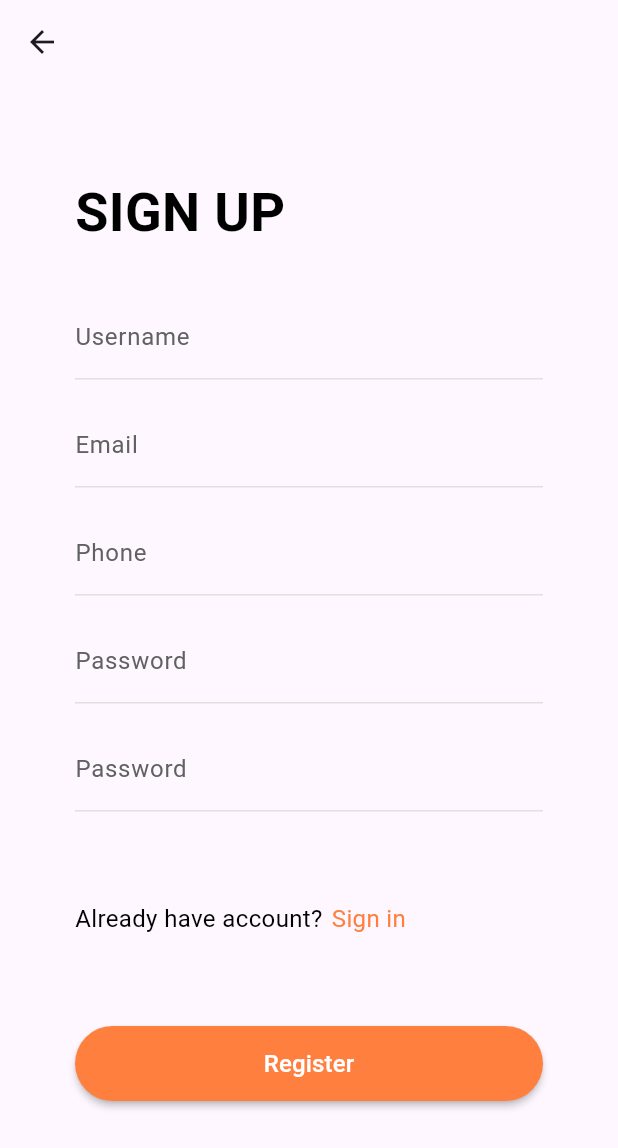
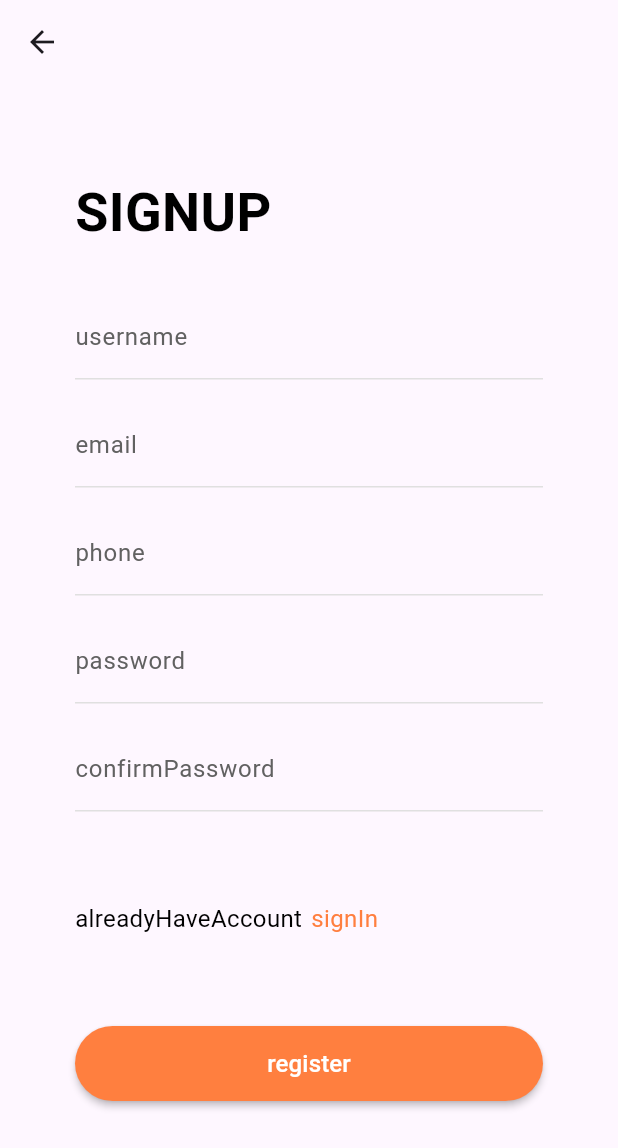
Before and after one commit to somaa1/store_course, a Flutter app: the RegisterView screen opened by its route, on a phone screen of 412 x 824 dp. Shown: the top 1148 px of the screen. Run offline on Flutter 3.47's test engine with Material 2 defaults, Android fonts, the phone set to English and light mode, and no system bars; our stand-ins replace easy_localization, get, shared_preferences; accounts and stored records are empty.

Commit message:
edit some code

```diff
--- a/lib/core/resources/manager_assets.dart
+++ b/lib/core/resources/manager_assets.dart
@@ -13,3 +13,7 @@ class ManagerAssets {
   static const String twitter = 'assets/images/auth/twitter.png';
   static const String loginLogo = 'assets/images/auth/login_logo.png';
 }
+
+class ManagerPaths {
+  static const String translationsPath = 'assets/translations';
+}
--- a/lib/core/resources/manager_strings.dart
+++ b/lib/core/resources/manager_strings.dart
@@ -1,26 +1,34 @@
+import 'package:easy_localization/easy_localization.dart';
+
 class ManagerStrings {
-  static const String appName = 'Shop App';
-  static const String outBoardingTitle1 = 'Title One';
-  static const String outBoardingTitle2 = 'Title Two';
-  static const String outBoardingTitle3 = 'Title Three';
-  static const String outBoardingTitle4 = 'Title Four';
-  static const String outBoardingSubTitle1 =
-      'Quia sed consequatur rem quia molestias nulla quia. Eos optio soluta asperiores in similique. Eius tenetur blanditiis ad cumque aspernatur earum nihil qui. Eveniet doloribus cum eum rerum facilis aut. Et quos dolores eos sed ex voluptatem dolorem est ut. Alias voluptatum dolorem occaecati cum atque in dolorum sequi qui.';
-  static const String outBoardingSubTitle2 =
-      'Quia sed consequatur rem quia molestias nulla quia. Eos optio soluta asperiores in similique. Eius tenetur blanditiis ad cumque aspernatur earum nihil qui. Eveniet doloribus cum eum rerum facilis aut. Et quos dolores eos sed ex voluptatem dolorem est ut. Alias voluptatum dolorem occaecati cum atque in dolorum sequi qui.';
-  static const String outBoardingSubTitle3 =
-      'Quia sed consequatur rem quia molestias nulla quia. Eos optio soluta asperiores in similique. Eius tenetur blanditiis ad cumque aspernatur earum nihil qui. Eveniet doloribus cum eum rerum facilis aut. Et quos dolores eos sed ex voluptatem dolorem est ut. Alias voluptatum dolorem occaecati cum atque in dolorum sequi qui.';
-  static const String outBoardingSubTitle4 =
-      'Quia sed consequatur rem quia molestias nulla quia. Eos optio soluta asperiores in similique. Eius tenetur blanditiis ad cumque aspernatur earum nihil qui. Eveniet doloribus cum eum rerum facilis aut. Et quos dolores eos sed ex voluptatem dolorem est ut. Alias voluptatum dolorem occaecati cum atque in dolorum sequi qui.';
-  static const String start = 'Start';
-  static const String next = 'Next';
-  static const String skip = 'Skip';
-  static const String welcomeTo = 'Welcome to';
-  static const String signIn = 'Sign in';
-  static const String signUp = 'Sign Up';
-  static const String rememberMe = 'Remember me';
-  static const String forgotYourPassword = 'Forgot your password?';
-  static const String donNotHaveAnAccount = 'Don\'t have an account?';
-  static const String alreadyHaveAccount  = 'Already have account?';
-  static const String or = 'Or';
+  static String get appName => tr('appName');
+  static String get outBoardingTitle1 => tr('outBoardingTitle1');
+  static String get outBoardingTitle2 => tr('outBoardingTitle2');
+  static String get outBoardingTitle3 => tr('outBoardingTitle3');
+  static String get outBoardingTitle4 => tr('outBoardingTitle4');
+  static String get outBoardingSubTitle1 => tr('outBoardingSubTitle1');
+  static String get outBoardingSubTitle2 => tr('outBoardingSubTitle2');
+  static String get outBoardingSubTitle3 => tr('outBoardingSubTitle3');
+  static String get outBoardingSubTitle4 => tr('outBoardingSubTitle4');
+  static String get start => tr('start');
+  static String get next => tr('next');
+  static String get skip => tr('skip');
+  static String get welcomeTo => tr('welcomeTo');
+  static String get signIn => tr('signIn');
+  static String get signUp => tr('signUp');
+  static String get rememberMe => tr('rememberMe');
+  static String get forgotYourPassword => tr('forgotYourPassword');
+  static String get donNotHaveAnAccount => tr('donNotHaveAnAccount');
+  static String get alreadyHaveAccount => tr('alreadyHaveAccount');
+  static String get or => tr('or');
+  static String get notFoundRoute => tr('notFoundRoute');
+  static String get visitor => tr('visitor');
+  static String get username => tr('username');
+  static String get email => tr('email');
+  static String get password => tr('password');
+  static String get phone => tr('phone');
+  static String get confirmPassword => tr('confirmPassword');
+  static String get register => tr('register');
+  static String get login => tr('login');
+  static String get homeView => tr('homeView');
 }
--- a/lib/core/routes.dart
+++ /dev/null
@@ -1,8 +0,0 @@
-class Routes {
-  static const String splashScreen = '/splash_screen';
-  static const String outBoardingScreen = '/out_boarding_screen';
-  static const String authenticationView = '/authenticationView';
-  static const String loginView = '/loginView';
-  static const String registerView = '/registerView';
-  static const String homeView = '/HomeView';
-}
--- a/lib/core/widgets/base_button.dart
+++ b/lib/core/widgets/base_button.dart
@@ -9,7 +9,7 @@ import '../resources/manager_width.dart';
 
 class BaseButton extends StatelessWidget {
   final int? spacerFlex;
-  final String title;
+  final String? title;
   final bool isVisibleIcon;
   final double width;
   final double height;
@@ -25,7 +25,7 @@ class BaseButton extends StatelessWidget {
 
   BaseButton({
     super.key,
-    this.title = ManagerStrings.start,
+    this.title,
     this.isVisibleIcon = Constants.baseButtonVisibleIcon,
     this.width = ManagerWidth.w64,
     this.height = ManagerHeight.h50,
@@ -55,7 +55,7 @@ class BaseButton extends StatelessWidget {
             flex: spacerFlex ?? Constants.baseButtonFirstSpacerFlex,
           ),
           Text(
-            title,
+            title ?? ManagerStrings.start,
             style: textStyle,
           ),
           Spacer(
--- a/lib/features/auth/presentation/view/authentication_view.dart
+++ b/lib/features/auth/presentation/view/authentication_view.dart
@@ -1,6 +1,5 @@
 
 import 'package:flutter/material.dart';
-
 import '../../../../core/resources/manager_assets.dart';
 import '../../../../core/resources/manager_colors.dart';
 import '../../../../core/resources/manager_font_sizes.dart';
@@ -8,8 +7,8 @@ import '../../../../core/resources/manager_font_weight.dart';
 import '../../../../core/resources/manager_height.dart';
 import '../../../../core/resources/manager_strings.dart';
 import '../../../../core/resources/manager_width.dart';
-import '../../../../core/routes.dart';
 import '../../../../core/widgets/base_button.dart';
+import '../../../../route/routes.dart';
 
 class AuthenticationView extends StatefulWidget {
   const AuthenticationView({Key? key}) : super(key: key);
@@ -40,7 +39,7 @@ class _AuthenticationViewState extends State<AuthenticationView> {
           Container(
             width: double.infinity,
             height: double.infinity,
-            margin:  EdgeInsets.symmetric(horizontal: ManagerWidth.w50),
+            margin: const EdgeInsets.symmetric(horizontal: ManagerWidth.w50),
             child: Column(
               children: [
                 const Spacer(
@@ -78,7 +77,7 @@ class _AuthenticationViewState extends State<AuthenticationView> {
                       onPressed: () {
                         Navigator.pushNamed(context, Routes.registerView);
                       },
-                      title: 'Sign Up',
+                      title: ManagerStrings.signUp,
                       textStyle: TextStyle(
                         color: ManagerColors.white,
                         fontSize: ManagerFontSizes.s16,
@@ -90,7 +89,7 @@ class _AuthenticationViewState extends State<AuthenticationView> {
                       onPressed: () {
                         Navigator.pushNamed(context, Routes.loginView);
                       },
-                      title: 'Sign In',
+                      title: ManagerStrings.signIn,
                       textStyle: const TextStyle(
                         color: ManagerColors.primaryColor,
                         fontSize: ManagerFontSizes.s16,
@@ -100,8 +99,10 @@ class _AuthenticationViewState extends State<AuthenticationView> {
                     ),
                     const SizedBox(height: ManagerHeight.h24),
                     BaseButton(
-                      onPressed: () {},
-                      title: 'Visitor',
+                      onPressed: () {
+                        Navigator.pushNamed(context, Routes.homeView);
+                      },
+                      title: ManagerStrings.visitor,
                       textStyle: TextStyle(
                         color: ManagerColors.white,
                         fontSize: ManagerFontSizes.s16,
--- a/lib/features/auth/presentation/view/register_view.dart
+++ b/lib/features/auth/presentation/view/register_view.dart
@@ -5,8 +5,8 @@ import '../../../../core/resources/manager_font_weight.dart';
 import '../../../../core/resources/manager_height.dart';
 import '../../../../core/resources/manager_strings.dart';
 import '../../../../core/resources/manager_width.dart';
-import '../../../../core/routes.dart';
 import '../../../../core/widgets/base_button.dart';
+import '../../../../route/routes.dart';
 
 class RegisterView extends StatefulWidget {
   const RegisterView({Key? key}) : super(key: key);
@@ -77,7 +77,7 @@ class _RegisterViewState extends State<RegisterView> {
                 cursorColor: ManagerColors.primaryColor,
                 keyboardType: TextInputType.emailAddress,
                 decoration: InputDecoration(
-                  labelText: 'Username',
+                  labelText: ManagerStrings.username,
                   labelStyle: TextStyle(
                       fontSize: ManagerFontSizes.s16,
                       color: ManagerColors.gray),
@@ -95,7 +95,7 @@ class _RegisterViewState extends State<RegisterView> {
                 cursorColor: ManagerColors.primaryColor,
                 keyboardType: TextInputType.emailAddress,
                 decoration: InputDecoration(
-                  labelText: 'Email',
+                  labelText: ManagerStrings.email,
                   labelStyle: TextStyle(
                       fontSize: ManagerFontSizes.s16,
                       color: ManagerColors.gray),
@@ -107,13 +107,13 @@ class _RegisterViewState extends State<RegisterView> {
                   ),
                 ),
               ),
-              SizedBox(height: ManagerHeight.h16),
+              const SizedBox(height: ManagerHeight.h16),
               TextField(
                 controller: _phoneTextEditingController,
                 cursorColor: ManagerColors.primaryColor,
                 keyboardType: TextInputType.emailAddress,
                 decoration: InputDecoration(
-                  labelText: 'Phone',
+                  labelText: ManagerStrings.phone,
                   labelStyle: TextStyle(
                       fontSize: ManagerFontSizes.s16,
                       color: ManagerColors.gray),
@@ -125,13 +125,13 @@ class _RegisterViewState extends State<RegisterView> {
                   ),
                 ),
               ),
-              SizedBox(height: ManagerHeight.h16),
+              const SizedBox(height: ManagerHeight.h16),
               TextField(
                 controller: _passwordTextEditingController,
                 cursorColor: ManagerColors.primaryColor,
                 keyboardType: TextInputType.emailAddress,
                 decoration: InputDecoration(
-                  labelText: 'Password',
+                  labelText: ManagerStrings.password,
                   labelStyle: TextStyle(
                     fontSize: ManagerFontSizes.s16,
                     color: ManagerColors.gray,
@@ -144,13 +144,13 @@ class _RegisterViewState extends State<RegisterView> {
                   ),
                 ),
               ),
-              SizedBox(height: ManagerHeight.h16),
+              const SizedBox(height: ManagerHeight.h16),
               TextField(
                 controller: _confirmPasswordTextEditingController,
                 cursorColor: ManagerColors.primaryColor,
                 keyboardType: TextInputType.emailAddress,
                 decoration: InputDecoration(
-                  labelText: 'Password',
+                  labelText: ManagerStrings.confirmPassword,
                   labelStyle: TextStyle(
                     fontSize: ManagerFontSizes.s16,
                     color: ManagerColors.gray,
@@ -180,9 +180,9 @@ class _RegisterViewState extends State<RegisterView> {
                     onTap: (){
                       Navigator.pushReplacementNamed(context, Routes.loginView);
                     },
-                    child: const Text(
+                    child: Text(
                       ManagerStrings.signIn,
-                      style: TextStyle(
+                      style: const TextStyle(
                         color: ManagerColors.primaryColor,
                         fontSize: ManagerFontSizes.s16,
                       ),
@@ -195,7 +195,7 @@ class _RegisterViewState extends State<RegisterView> {
               ),
               BaseButton(
                 onPressed: () {},
-                title: 'Register',
+                title: ManagerStrings.register,
                 textStyle: TextStyle(
                   color: ManagerColors.white,
                   fontSize: ManagerFontSizes.s16,
--- a/lib/features/home/presentation/view/home_view.dart
+++ b/lib/features/home/presentation/view/home_view.dart
@@ -12,7 +12,7 @@ class _HomeViewState extends State<HomeView> {
   Widget build(BuildContext context) {
     return Scaffold(
       appBar: AppBar(),
-      body: Center(
+      body: const Center(
         child: Text('Home View'),
       ),
     );
--- /dev/null
+++ b/lib/route/routes.dart
@@ -0,0 +1,49 @@
+import 'package:flutter/material.dart';
+import '../core/resources/manager_strings.dart';
+import '../features/auth/presentation/view/authentication_view.dart';
+import '../features/auth/presentation/view/login_view.dart';
+import '../features/auth/presentation/view/register_view.dart';
+import '../features/home/presentation/view/home_view.dart';
+import '../features/out_boarding/presentation/view/out_boarding_screen.dart';
+import '../features/splash/presentation/view/splash_screen.dart';
+
+class Routes {
+  static const String splashScreen = '/splash_screen';
+  static const String outBoardingScreen = '/out_boarding_screen';
+  static const String authenticationView = '/authenticationView';
+  static const String loginView = '/loginView';
+  static const String registerView = '/registerView';
+  static const String homeView = '/HomeView';
+}
+
+class RouteGenerator {
+  static Route<dynamic> getRoute(RouteSettings settings) {
+    switch (settings.name) {
+      case Routes.splashScreen:
+        return MaterialPageRoute(builder: (_) => const SplashScreen());
+      case Routes.outBoardingScreen:
+        return MaterialPageRoute(builder: (_) => const OutBoardingScreen());
+      case Routes.authenticationView:
+        return MaterialPageRoute(builder: (_) => const AuthenticationView());
+      case Routes.loginView:
+        return MaterialPageRoute(builder: (_) => const LoginView());
+      case Routes.registerView:
+        return MaterialPageRoute(builder: (_) => const RegisterView());
+      case Routes.homeView:
+        return MaterialPageRoute(builder: (_) => const HomeView());
+      default:
+        return unDefineRoute();
+    }
+  }
+
+  static Route<dynamic> unDefineRoute() {
+    return MaterialPageRoute(
+      builder: (_) => Scaffold(
+        appBar: AppBar(),
+        body: Center(
+          child: Text(ManagerStrings.notFoundRoute),
+        ),
+      ),
+    );
+  }
+}
--- a/pubspec.yaml
+++ b/pubspec.yaml
@@ -36,6 +36,9 @@ dependencies:
   # Use with the CupertinoIcons class for iOS style icons.
   cupertino_icons: ^1.0.2
   get: ^4.6.5
+  shared_preferences: ^2.2.0
+  easy_localization: ^3.0.2
+
 
 dev_dependencies:
   flutter_test:
```
Also changed, not shown: lib/config/dependancy_injection.dart (added, +8 -0 lines), lib/config/locale/locale_settings.dart (added, +25 -0 lines), lib/core/constants.dart (+9 -0 lines), lib/core/extension/extensions.dart (added, +38 -0 lines), lib/core/storage/local/database/shared_preferences/app_settings_shared_preferences.dart (added, +33 -0 lines), lib/features/auth/presentation/view/login_view.dart (+8 -12 lines), lib/features/out_boarding/presentation/view/out_boarding_screen.dart (+11 -4 lines), lib/features/out_boarding/presentation/widget/out_boarding_content.dart (+6 -6 lines), lib/features/splash/presentation/view/splash_screen.dart (+7 -5 lines), lib/main.dart (+21 -18 lines), pubspec.lock, 1 other file.
